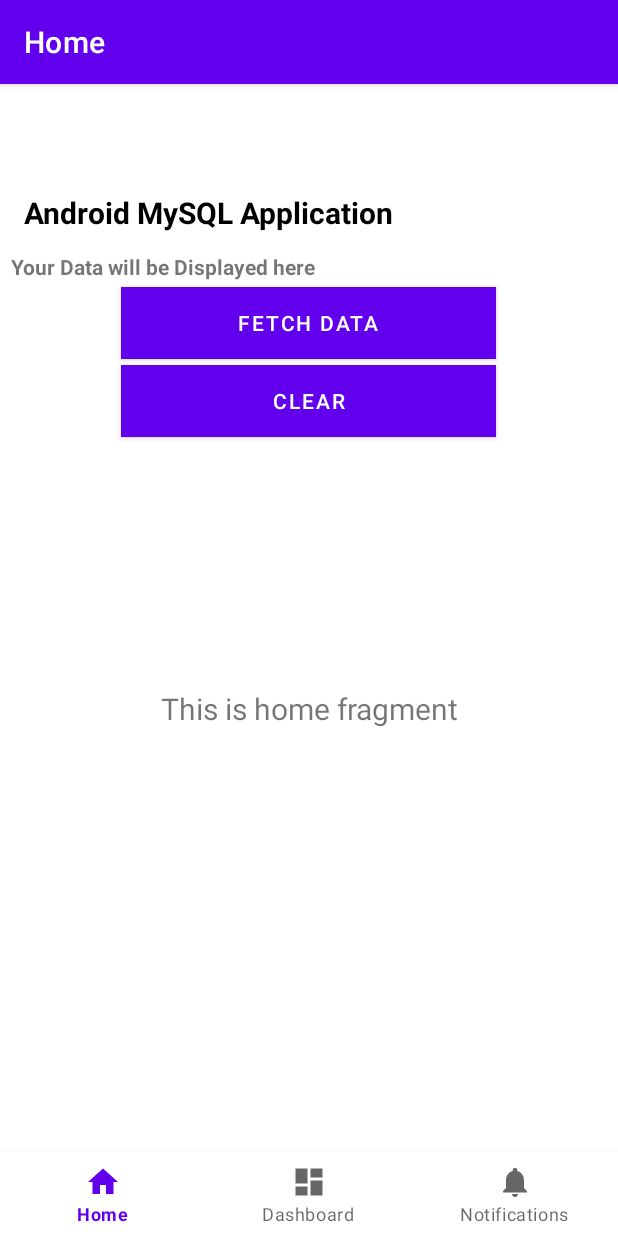
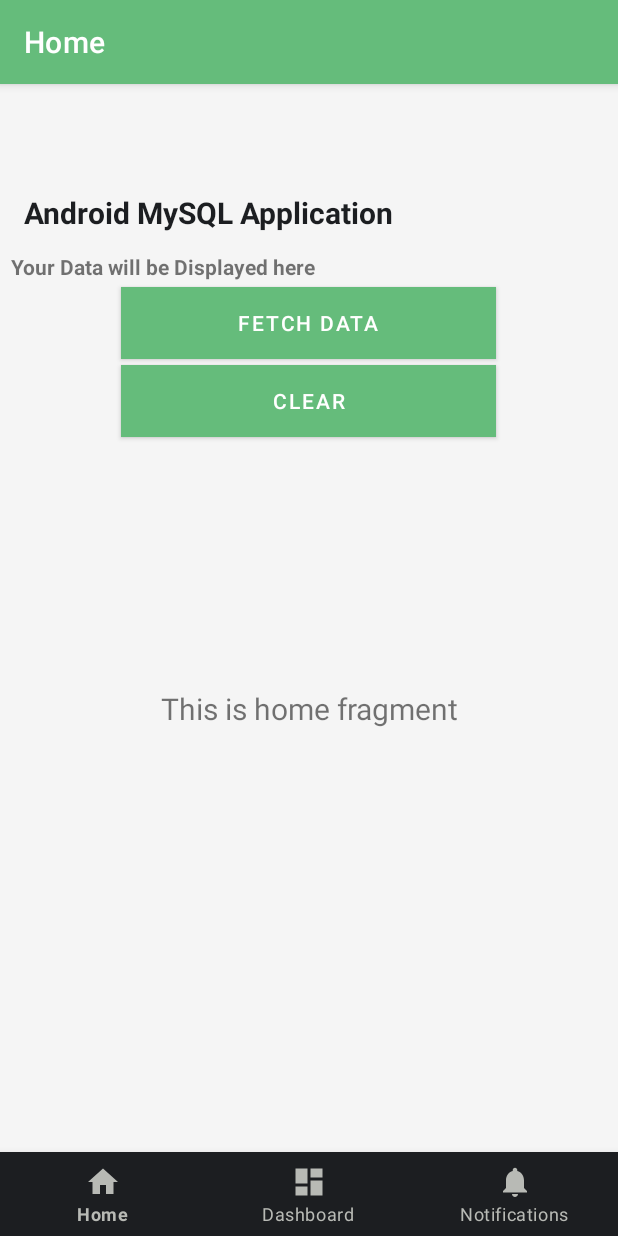
Before and after one commit to Cliffy57/2A_Projet_Tutor-_S3_2021-, an Android app: the screen it shows after launch (MainActivity), on a phone screen of 412 x 824 dp. Run offline under Robolectric (Android 15) with nearby library versions, the phone set to English and light mode, and no system bars; our stand-ins replace navigation-ui.

Commit message:
version 1.0

```diff
--- a/app/src/main/res/layout/activity_main.xml
+++ b/app/src/main/res/layout/activity_main.xml
@@ -4,15 +4,17 @@
     android:id="@+id/container"
     android:layout_width="match_parent"
     android:layout_height="match_parent"
-    android:paddingTop="?attr/actionBarSize">
+    android:paddingTop="?attr/actionBarSize"
+    android:background="@color/white">
 
     <com.google.android.material.bottomnavigation.BottomNavigationView
         android:id="@+id/nav_view"
         android:layout_width="0dp"
         android:layout_height="wrap_content"
-        android:layout_marginStart="0dp"
-        android:layout_marginEnd="0dp"
         android:background="?android:attr/windowBackground"
+        app:itemBackground="@color/black"
+        app:itemIconTint="@color/grey"
+        app:itemTextColor="@color/grey"
         app:layout_constraintBottom_toBottomOf="parent"
         app:layout_constraintLeft_toLeftOf="parent"
         app:layout_constraintRight_toRightOf="parent"
@@ -36,7 +38,8 @@
         android:layout_height="match_parent"
         android:fitsSystemWindows="true"
         android:orientation="vertical"
-        android:padding="5dp">
+        android:padding="5dp"
+        >
 
         <TextView
             android:layout_width="match_parent"
@@ -46,7 +49,8 @@
             android:text="Android MySQL Application"
             android:textColor="@color/black"
             android:textSize="20sp"
-            android:textStyle="bold" />
+            android:textStyle="bold"
+            android:background="@color/white"/>
 
         <TextView
             android:id="@+id/txtData"
@@ -62,7 +66,7 @@
             android:layout_height="wrap_content"
             android:layout_gravity="center_horizontal"
             android:layout_margin="2dp"
-            android:background="@color/black"
+            android:background="@color/greenPastel"
             android:minWidth="250dp"
             android:text="Fetch Data"
             android:textColor="#fff" />
@@ -73,7 +77,7 @@
             android:layout_height="wrap_content"
             android:layout_gravity="center_horizontal"
             android:layout_margin="2dp"
-            android:background="@color/purple_200"
+            android:background="@color/greenPastel"
             android:minWidth="250dp"
             android:text="Clear"
             android:textColor="#fff" />
--- a/app/src/main/res/values-night/themes.xml
+++ b/app/src/main/res/values-night/themes.xml
@@ -2,12 +2,12 @@
     <!-- Base application theme. -->
     <style name="Theme.GraineDeCopeauxMobile" parent="Theme.MaterialComponents.DayNight.DarkActionBar">
         <!-- Primary brand color. -->
-        <item name="colorPrimary">@color/purple_200</item>
-        <item name="colorPrimaryVariant">@color/purple_700</item>
+        <item name="colorPrimary">@color/greenLime</item>
+        <item name="colorPrimaryVariant">@color/black</item>
         <item name="colorOnPrimary">@color/black</item>
         <!-- Secondary brand color. -->
-        <item name="colorSecondary">@color/teal_200</item>
-        <item name="colorSecondaryVariant">@color/teal_200</item>
+        <item name="colorSecondary">@color/grey</item>
+        <item name="colorSecondaryVariant">@color/black</item>
         <item name="colorOnSecondary">@color/black</item>
         <!-- Status bar color. -->
         <item name="android:statusBarColor" tools:targetApi="l">?attr/colorPrimaryVariant</item>
--- a/app/src/main/res/values/colors.xml
+++ b/app/src/main/res/values/colors.xml
@@ -1,10 +1,8 @@
 <?xml version="1.0" encoding="utf-8"?>
 <resources>
-    <color name="purple_200">#FFBB86FC</color>
-    <color name="purple_500">#FF6200EE</color>
-    <color name="purple_700">#FF3700B3</color>
-    <color name="teal_200">#FF03DAC5</color>
-    <color name="teal_700">#FF018786</color>
-    <color name="black">#FF000000</color>
-    <color name="white">#FFFFFFFF</color>
+    <color name="black">#FF1C1E21</color>
+    <color name="white">#FFF5F5F5</color>
+    <color name="grey">#FFB8BAB5</color>
+    <color name="greenLime">#FF65BC7B</color>
+    <color name="greenPastel">#FF62A87C</color>
 </resources>
--- a/app/src/main/res/values/themes.xml
+++ b/app/src/main/res/values/themes.xml
@@ -2,12 +2,12 @@
     <!-- Base application theme. -->
     <style name="Theme.GraineDeCopeauxMobile" parent="Theme.MaterialComponents.DayNight.DarkActionBar">
         <!-- Primary brand color. -->
-        <item name="colorPrimary">@color/purple_500</item>
-        <item name="colorPrimaryVariant">@color/purple_700</item>
+        <item name="colorPrimary">@color/greenLime</item>
+        <item name="colorPrimaryVariant">@color/black</item>
         <item name="colorOnPrimary">@color/white</item>
         <!-- Secondary brand color. -->
-        <item name="colorSecondary">@color/teal_200</item>
-        <item name="colorSecondaryVariant">@color/teal_700</item>
+        <item name="colorSecondary">@color/grey</item>
+        <item name="colorSecondaryVariant">@color/white</item>
         <item name="colorOnSecondary">@color/black</item>
         <!-- Status bar color. -->
         <item name="android:statusBarColor" tools:targetApi="l">?attr/colorPrimaryVariant</item>
```
